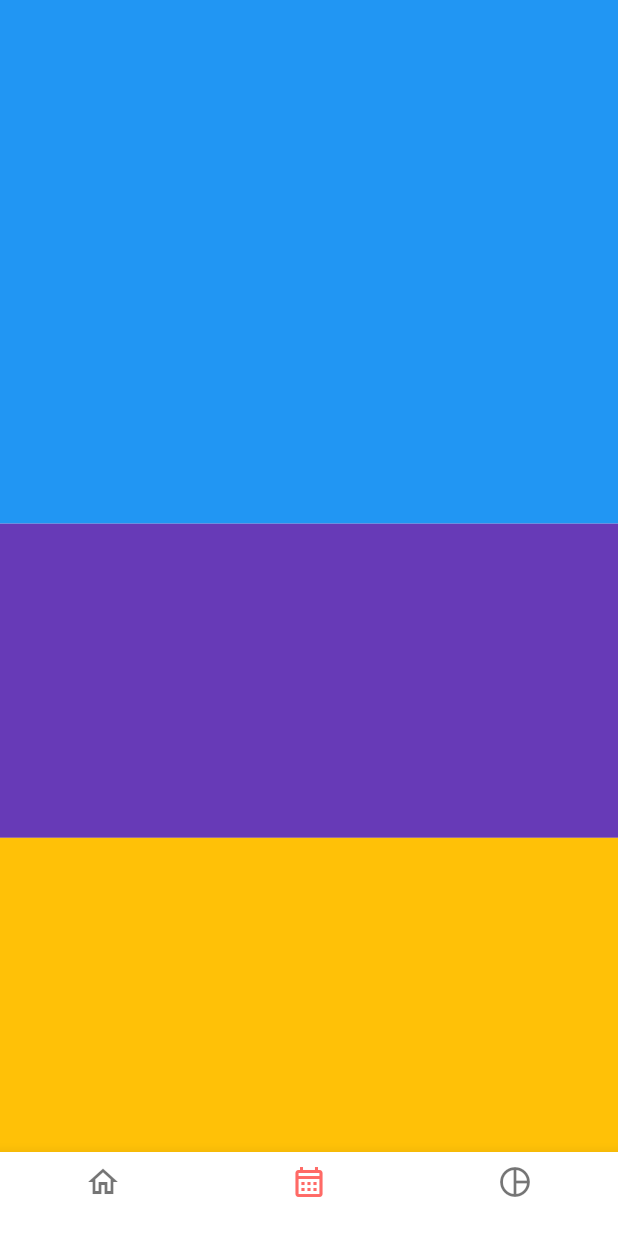
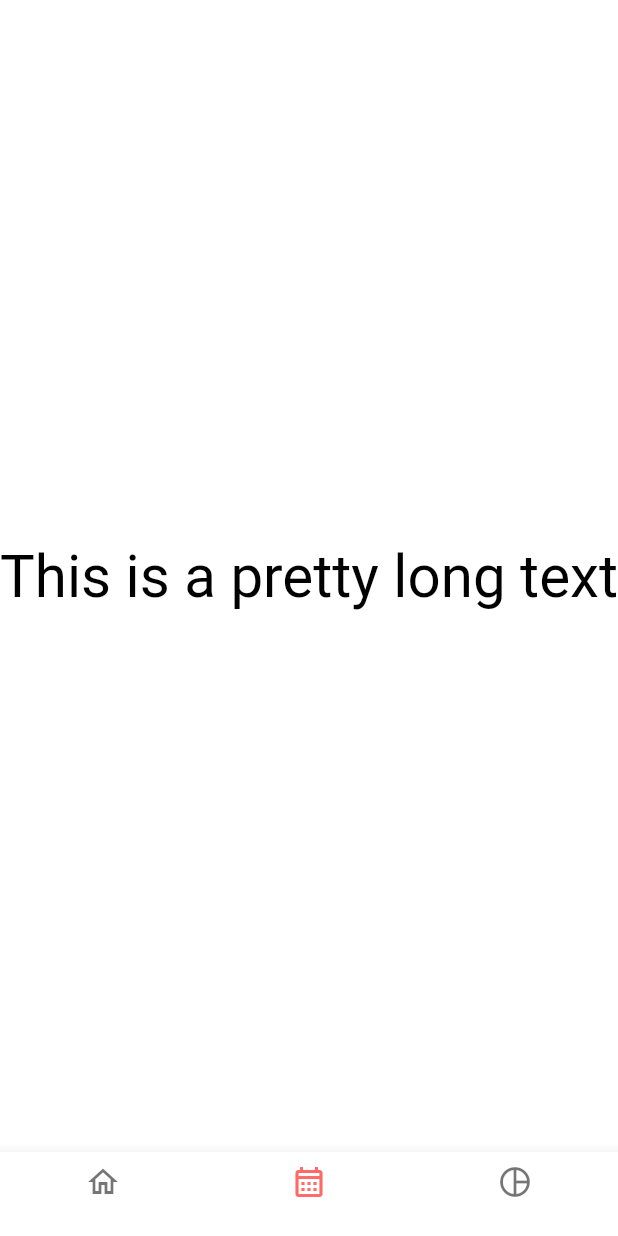
Before and after one commit to SeymaCatikkasli/flutter_application_1, a Flutter app: the screen it shows after launch, item 2 of the bottom bar chosen, on a phone screen of 412 x 824 dp. Run offline on Flutter 3.47's test engine with Material 2 defaults, Android fonts, the phone set to English and light mode, and no system bars; our stand-ins replace auto_size_text, flutter_svg.

Commit message:
widget tasarımı

```diff
--- a/lib/base/widget/flutter_fitted_box.dart
+++ b/lib/base/widget/flutter_fitted_box.dart
@@ -0,0 +1,20 @@
+import 'package:flutter/material.dart';
+
+class FlutterFittedBoxWidget extends StatelessWidget {
+  const FlutterFittedBoxWidget({super.key});
+
+  @override
+  Widget build(BuildContext context) {
+    return const Center(
+      child: SizedBox(
+
+        width: double.infinity,
+        child:FittedBox(child: Text(
+          'This is a pretty long text',
+          style: TextStyle(color: Colors.black),
+        ),),
+
+      ),
+    );
+  }
+}
--- a/lib/view/chart/view/chart.dart
+++ b/lib/view/chart/view/chart.dart
@@ -1,5 +1,5 @@
 import 'package:flutter/material.dart';
-import 'package:flutter_application_1/base/widget/flutter_flexible_widget.dart';
+import 'package:flutter_application_1/base/widget/flutter_fitted_box.dart';
 
 
 class ChartPage extends StatelessWidget {
@@ -8,7 +8,7 @@ class ChartPage extends StatelessWidget {
   @override
   Widget build(BuildContext context) {
     return Container(
-      child: const FlexibleWidget(),
+      child: const FlutterFittedBoxWidget()
     );
   }
 }
```
